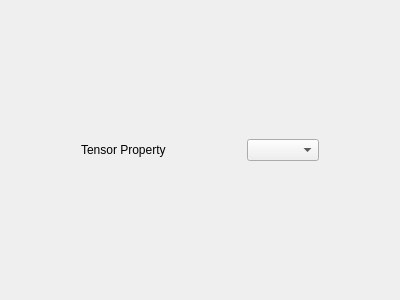
First picture: the form in src/gui/forms/declarations/material/tensorpropertywidget.ui, repository caozhongxiao/espreso, before the edit.
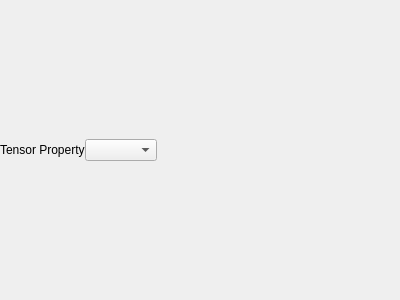
Second picture: the form after the edit.

Patch:
```diff
--- a/src/gui/forms/declarations/material/tensorpropertywidget.ui
+++ b/src/gui/forms/declarations/material/tensorpropertywidget.ui
@@ -43,7 +43,7 @@
      <item>
       <widget class="QLabel" name="lblName">
        <property name="sizePolicy">
-        <sizepolicy hsizetype="Fixed" vsizetype="Preferred">
+        <sizepolicy hsizetype="Fixed" vsizetype="Fixed">
          <horstretch>0</horstretch>
          <verstretch>0</verstretch>
         </sizepolicy>
@@ -51,6 +51,9 @@
        <property name="text">
         <string>Tensor Property</string>
        </property>
+       <property name="alignment">
+        <set>Qt::AlignLeading|Qt::AlignLeft|Qt::AlignTop</set>
+       </property>
       </widget>
      </item>
      <item>
@@ -63,6 +66,19 @@
        </property>
       </widget>
      </item>
+     <item>
+      <spacer name="headerSpacer">
+       <property name="orientation">
+        <enum>Qt::Horizontal</enum>
+       </property>
+       <property name="sizeHint" stdset="0">
+        <size>
+         <width>40</width>
+         <height>20</height>
+        </size>
+       </property>
+      </spacer>
+     </item>
     </layout>
    </item>
   </layout>
```
Left out of the diff: 2 changed lines with no effect on the pictures.
